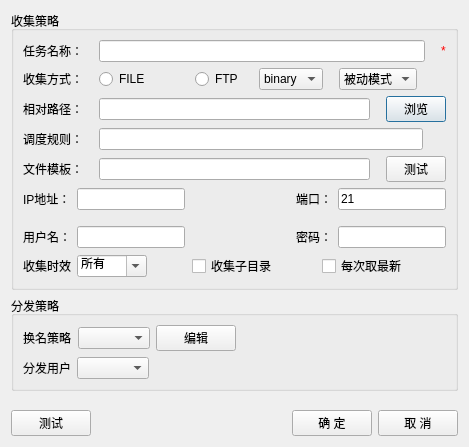
liubojun/DataTransfer, file apps/DataTransfer/ui/collect.ui: the form before one commit.
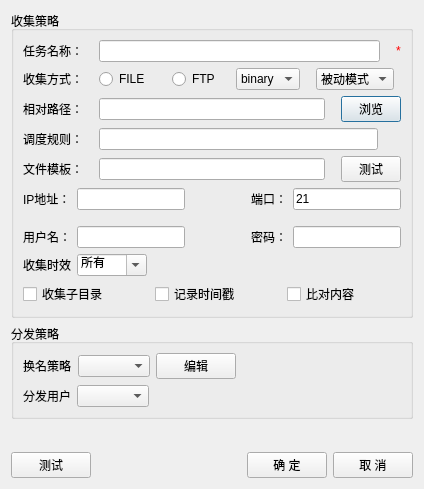
The form after the commit. Icons and pictures are not drawn.

Commit message: FILE2FILE发送方式时，添加支持按照文件内容比对确定是否同步方式

```diff
--- a/apps/DataTransfer/ui/collect.ui
+++ b/apps/DataTransfer/ui/collect.ui
@@ -6,8 +6,8 @@
    <rect>
     <x>0</x>
     <y>0</y>
-    <width>469</width>
-    <height>447</height>
+    <width>424</width>
+    <height>489</height>
    </rect>
   </property>
   <property name="windowTitle">
@@ -405,6 +405,10 @@
           </property>
          </spacer>
         </item>
+       </layout>
+      </item>
+      <item>
+       <layout class="QHBoxLayout" name="horizontalLayout_10">
         <item>
          <widget class="QCheckBox" name="checkBox_2">
           <property name="text">
@@ -428,7 +432,7 @@
         <item>
          <widget class="QCheckBox" name="recordLatestTime">
           <property name="text">
-           <string>每次取最新</string>
+           <string>记录时间戳</string>
           </property>
          </widget>
         </item>
@@ -445,6 +449,26 @@
           </property>
          </spacer>
         </item>
+        <item>
+         <widget class="QCheckBox" name="compare_content">
+          <property name="text">
+           <string>比对内容</string>
+          </property>
+         </widget>
+        </item>
+        <item>
+         <spacer name="horizontalSpacer_11">
+          <property name="orientation">
+           <enum>Qt::Horizontal</enum>
+          </property>
+          <property name="sizeHint" stdset="0">
+           <size>
+            <width>40</width>
+            <height>20</height>
+           </size>
+          </property>
+         </spacer>
+        </item>
        </layout>
       </item>
      </layout>
```
The commit also changes 7 other files.
